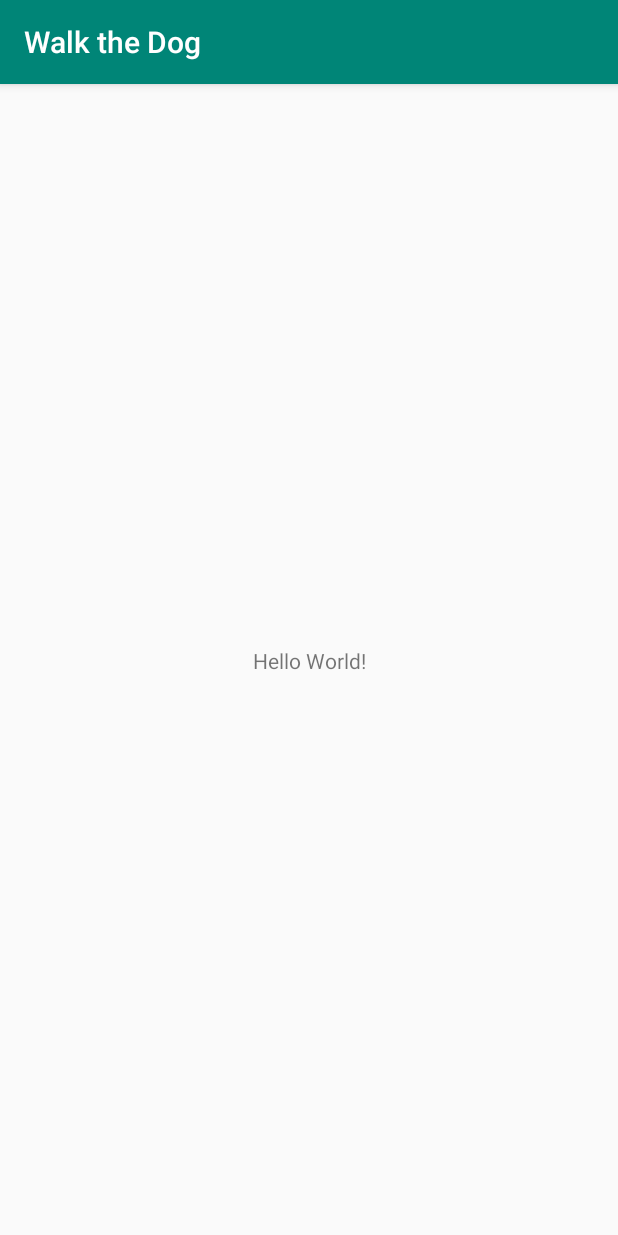
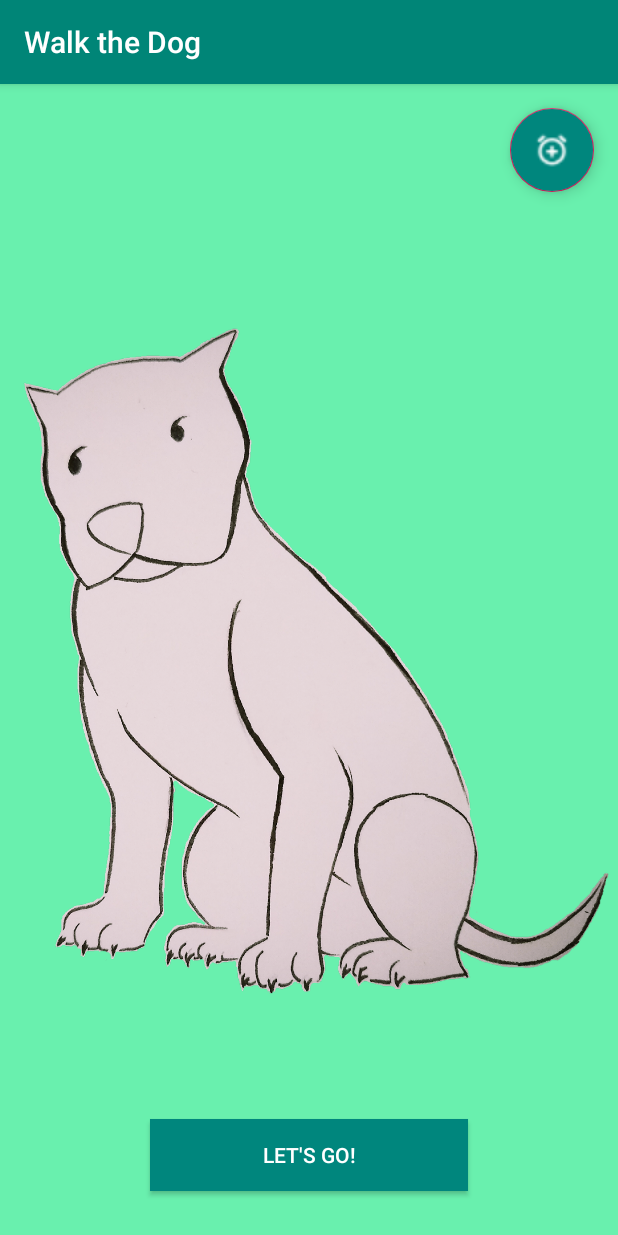
Before and after one commit to ypattan/Walk-the-Dog, an Android app: the screen it shows after launch (MainActivity), on a phone screen of 412 x 824 dp. Run offline under Robolectric (Android 15) with nearby library versions, the phone set to English and light mode, and no system bars.

Commit message:
only xml with image of dog, FAB, and button

```diff
--- a/app/build.gradle
+++ b/app/build.gradle
@@ -25,4 +25,5 @@ dependencies {
     testImplementation 'junit:junit:4.12'
     androidTestImplementation 'com.android.support.test:runner:1.0.2'
     androidTestImplementation 'com.android.support.test.espresso:espresso-core:3.0.2'
+    implementation 'com.android.support:design:27.1.1'
 }
--- a/app/src/main/res/layout/activity_main.xml
+++ b/app/src/main/res/layout/activity_main.xml
@@ -4,15 +4,46 @@
     xmlns:tools="http://schemas.android.com/tools"
     android:layout_width="match_parent"
     android:layout_height="match_parent"
-    tools:context=".MainActivity">
+    tools:context=".MainActivity"
+    android:background="#69f0ae"
+    >
+    <RelativeLayout
+        android:id="@+id/relativeLayout"
+        android:layout_width="match_parent"
+        android:layout_height="match_parent"
+        android:orientation="vertical">
 
-    <TextView
-        android:layout_width="wrap_content"
-        android:layout_height="wrap_content"
-        android:text="Hello World!"
-        app:layout_constraintBottom_toBottomOf="parent"
-        app:layout_constraintLeft_toLeftOf="parent"
-        app:layout_constraintRight_toRightOf="parent"
-        app:layout_constraintTop_toTopOf="parent" />
+        <ImageView
+            android:id="@+id/doggo_image_view"
+            android:layout_width="wrap_content"
+            android:layout_height="wrap_content"
+            android:src="@drawable/doggo" />
+
+        <Button
+            android:id="@+id/Lets_Go_button"
+            android:layout_width="match_parent"
+            android:layout_height="wrap_content"
+            android:layout_alignParentBottom="true"
+            android:text="Let's Go!"
+            android:textColor="#ffff"
+            android:background="#00867d"
+            android:layout_marginRight="100dp"
+            android:layout_marginLeft="100dp"
+            android:layout_marginBottom="30dp"/>
+
+        <android.support.design.widget.FloatingActionButton
+            android:id="@+id/fab"
+            android:src="@drawable/round_alarm_white"
+            android:layout_width="wrap_content"
+            android:layout_height="wrap_content"
+            android:layout_alignParentRight="true"
+            android:layout_margin="16dp"
+            android:backgroundTint="#00867d"
+          />
+
+    </RelativeLayout>
+
+
+
 
 </android.support.constraint.ConstraintLayout>
```
Also changed, not shown: app/src/main/res/drawable/doggo.png, app/src/main/res/drawable/round_alarm_white.png (added).
